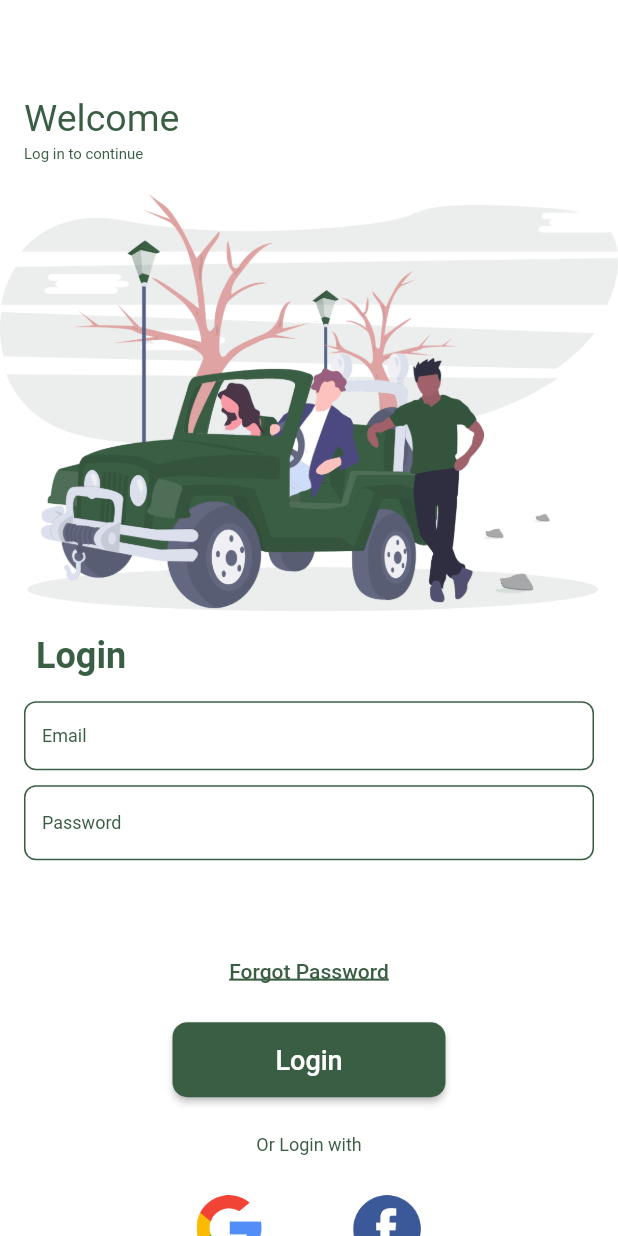
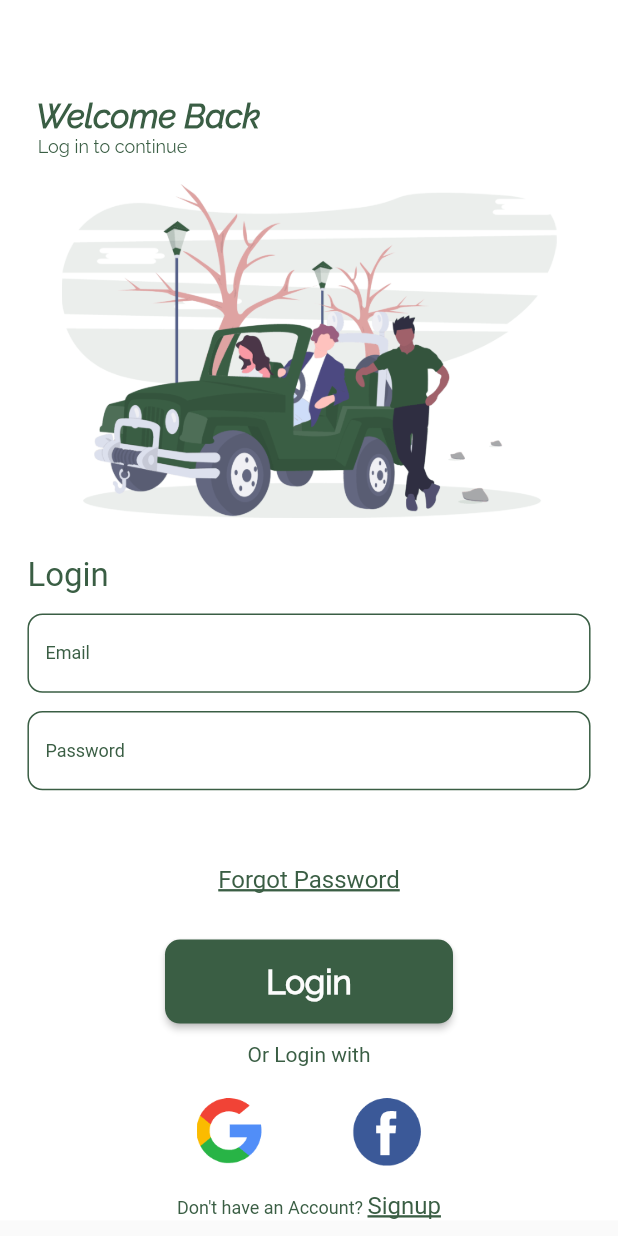
Before and after one commit to mahidul-islam/travel, a Flutter app: the screen it shows after launch, on a phone screen of 412 x 824 dp. Run offline on Flutter 3.47's test engine with Material 2 defaults, Android fonts, the phone set to English and light mode, and no system bars; our stand-ins replace firebase_core; missing offline and left inert: dart:ffi; accounts and stored records are empty.

Commit message:
login done

```diff
--- a/lib/ui/login_sceen/login_screen.dart
+++ b/lib/ui/login_sceen/login_screen.dart
@@ -27,47 +27,61 @@ class _LoginScreenState extends State<LoginScreen> {
       // ),
       body: SingleChildScrollView(
         child: Container(
-          margin: EdgeInsets.only(bottom: 24),
+          //  margin: EdgeInsets.only(bottom: 24),
           color: Colors.white,
           child: Column(
             crossAxisAlignment: CrossAxisAlignment.start,
             children: [
               Container(
-                padding: EdgeInsets.only(top: 64, left: 16),
+                padding: EdgeInsets.only(top: 64, left: 24),
                 child: Text(
-                  "Welcome",
-                  style: TextStyle(fontSize: 25, color: Color(0xff3a5e44)),
+                  "Welcome Back",
+                  style: TextStyle(
+                    fontFamily: 'Raleway',
+                    color: Color(0xff3a5e44),
+                    fontSize: 22,
+                    fontWeight: FontWeight.w600,
+                    fontStyle: FontStyle.italic,
+                  ),
                 ),
               ),
               Container(
-                padding: EdgeInsets.only(top: 4, left: 16),
+                padding: EdgeInsets.only(top: 0.7, left: 25.2),
                 child: Text(
                   "Log in to continue",
-                  style: TextStyle(fontSize: 10, color: Color(0xff3a5e44)),
+                  style: TextStyle(
+                      fontFamily: 'Raleway',
+                      color: Color(0xff3a5e44),
+                      fontSize: 12,
+                      fontWeight: FontWeight.w400,
+                      fontStyle: FontStyle.normal),
                 ),
               ),
               Container(
                 alignment: Alignment.center,
-                margin: EdgeInsets.only(top: 20),
+                margin: EdgeInsets.only(top: 17.7, left: 41, right: 41),
                 child: Image(
                   image: AssetImage("assets/car.png"),
                 ),
               ),
               Container(
-                margin: EdgeInsets.only(top: 16, right: 16, left: 24),
+                margin: EdgeInsets.only(top: 25.4, left: 18.3),
                 child: Text(
                   "Login",
                   style: TextStyle(
+                    fontFamily: 'Roboto',
                     color: Color(0xff3a5e44),
-                      fontSize: 24,
-                      fontWeight: FontWeight.bold),
+                    fontSize: 22,
+                    fontWeight: FontWeight.w500,
+                    fontStyle: FontStyle.normal,
+                  ),
                 ),
               ),
               Form(
                 key: _formKey,
                 child: Container(
-                  height: 62,
-                  padding: EdgeInsets.only(top: 16, left: 16, right: 16),
+                  height: 65,
+                  padding: EdgeInsets.only(top: 12.1, left: 18.3, right: 18.3),
                   child: TextFormField(
                     validator: (value) {
                       return null;
@@ -80,24 +94,30 @@ class _LoginScreenState extends State<LoginScreen> {
                       // ),
                       border: InputBorder.none,
                       enabledBorder: OutlineInputBorder(
-                          borderRadius: BorderRadius.all(Radius.circular(8.0)),
+                        borderRadius: BorderRadius.all(Radius.circular(10.0)),
                         borderSide: BorderSide(color: Color(0xff3a5e44)),
                       ),
                       focusedBorder: OutlineInputBorder(
-                          borderRadius: BorderRadius.all(Radius.circular(8.0)),
+                        borderRadius: BorderRadius.all(Radius.circular(10.0)),
                         borderSide: BorderSide(color: Color(0xff3a5e44)),
                       ),
 
                       // border: OutlineInputBorder(),
                       labelText: "Email",
-                        labelStyle:
-                            TextStyle(color: Color(0xff3a5e44), fontSize: 12)),
+                      labelStyle: TextStyle(
+                        fontFamily: 'Roboto',
+                        color: Color(0xff3a5e44),
+                        fontSize: 12,
+                        fontWeight: FontWeight.w400,
+                        fontStyle: FontStyle.normal,
+                      ),
+                    ),
                   ),
                 ),
               ),
               Container(
-                height: 60,
-                padding: EdgeInsets.only(top: 10, left: 16, right: 16),
+                height: 65,
+                padding: EdgeInsets.only(top: 12.1, left: 18.3, right: 18.3),
                 child: TextFormField(
                   controller: _passController,
                   validator: (value) {
@@ -110,22 +130,28 @@ class _LoginScreenState extends State<LoginScreen> {
                     // ),
                     border: InputBorder.none,
                     enabledBorder: OutlineInputBorder(
-                        borderRadius: BorderRadius.all(Radius.circular(8.0)),
+                      borderRadius: BorderRadius.all(Radius.circular(10.0)),
                       borderSide: BorderSide(color: Color(0xff3a5e44)),
                     ),
                     focusedBorder: OutlineInputBorder(
-                        borderRadius: BorderRadius.all(Radius.circular(8.0)),
+                      borderRadius: BorderRadius.all(Radius.circular(10.0)),
                       borderSide: BorderSide(color: Color(0xff3a5e44)),
                     ),
                     // border: OutlineInputBorder(),
                     labelText: "Password",
-                      labelStyle:
-                          TextStyle(color: Color(0xff3a5e44), fontSize: 12)),
+                    labelStyle: TextStyle(
+                      fontFamily: 'Roboto',
+                      color: Color(0xff3a5e44),
+                      fontSize: 12,
+                      fontWeight: FontWeight.w400,
+                      fontStyle: FontStyle.normal,
+                    ),
+                  ),
                 ),
               ),
               Container(
                 alignment: Alignment.center,
-                margin: EdgeInsets.only(top: 50),
+                margin: EdgeInsets.only(top: 35.9),
                 child: MaterialButton(
                   onPressed: () {
                     Navigator.push(
@@ -137,16 +163,19 @@ class _LoginScreenState extends State<LoginScreen> {
                   child: Text(
                     "Forgot Password",
                     style: TextStyle(
+                        fontFamily: 'Roboto',
                         color: Color(0xff3a5e44),
+                        fontSize: 16,
+                        fontWeight: FontWeight.w500,
+                        fontStyle: FontStyle.normal,
                         decoration: TextDecoration.underline,
                         decorationThickness: 2),
                   ),
                 ),
               ),
               Container(
-                // height: 56,
                 alignment: Alignment.center,
-                margin: EdgeInsets.only(top: 10),
+                margin: EdgeInsets.only(top: 15.6),
                 child: MaterialButton(
                   color: Color(0xff3a5e44),
                   onPressed: () {
@@ -169,26 +198,41 @@ class _LoginScreenState extends State<LoginScreen> {
                   shape: RoundedRectangleBorder(
                       borderRadius: BorderRadius.circular(10)),
                   child: Container(
-                      height: 35,
-                      width: 150,
-                      margin: EdgeInsets.only(top: 15),
-                      child: Text("Login",
-                          style: TextStyle(color: Colors.white, fontSize: 18),
-                          textAlign: TextAlign.center)),
+                    alignment: Alignment.center,
+                    height: 40,
+                    width: 160,
+                    margin: EdgeInsets.only(top: 8, bottom: 8),
+                    child: Text(
+                      "Login",
+                      style: TextStyle(
+                        fontFamily: 'Raleway',
+                        color: Color(0xfffcfcfc),
+                        fontSize: 22,
+                        fontWeight: FontWeight.w600,
+                        fontStyle: FontStyle.normal,
+                      ),
+                    ),
+                  ),
                 ),
               ),
               Container(
                 alignment: Alignment.center,
-                margin: (EdgeInsets.only(top: 25)),
+                margin: (EdgeInsets.only(top: 12.4)),
                 child: Text(
                   "Or Login with",
-                  style: TextStyle(color: Color(0xff3a5e44), fontSize: 12),
+                  style: TextStyle(
+                    fontFamily: 'Roboto',
+                    color: Color(0xff3a5e44),
+                    fontSize: 14,
+                    fontWeight: FontWeight.w400,
+                    fontStyle: FontStyle.normal,
+                  ),
                 ),
               ),
               Container(
                 child: Container(
                     alignment: Alignment.center,
-                    margin: EdgeInsets.only(top: 24),
+                    margin: EdgeInsets.only(top: 19),
                     child: Image(
                       image: AssetImage("assets/logo.png"),
                       height: 50,
@@ -196,22 +240,30 @@ class _LoginScreenState extends State<LoginScreen> {
                     )),
               ),
               Container(
-                margin: EdgeInsets.only(top: 16),
+                margin: EdgeInsets.only(top: 14.9),
                 child: Center(
                   child: RichText(
                     text: TextSpan(
                         text: "Don't have an Account? ",
                         style: TextStyle(
-                          color: Colors.grey,
+                          fontFamily: 'Roboto',
+                          color: Color(0xff3a5e44),
+                          fontSize: 12,
+                          fontWeight: FontWeight.w400,
+                          fontStyle: FontStyle.normal,
                         ),
                         children: [
                           TextSpan(
                               text: "Signup",
                               style: TextStyle(
+                                fontFamily: 'Roboto',
                                 color: Color(0xff3a5e44),
+                                fontSize: 16,
+                                fontWeight: FontWeight.w500,
+                                fontStyle: FontStyle.normal,
                                 decoration: TextDecoration.underline,
                                 decorationThickness: 2,
-                                  fontWeight: FontWeight.bold),
+                              ),
                               recognizer: TapGestureRecognizer()
                                 ..onTap = () {
                                   Navigator.push(
@@ -224,37 +276,6 @@ class _LoginScreenState extends State<LoginScreen> {
                   ),
                 ),
               ),
-              // Row(
-              //   mainAxisAlignment: MainAxisAlignment.center,
-              //   children: [
-              //     Container(
-              //      // margin: EdgeInsets.only(top: 16),
-              //       child: MaterialButton(
-              //         onPressed: () {},
-              //         textColor: Colors.grey,
-              //         child: Text(
-              //           "Don't have account?",
-              //           style: TextStyle(),
-              //         ),
-              //       ),
-              //     ),
-              //     Container(
-              //       child: MaterialButton(
-              //         onPressed: () {
-              //           Navigator.push(
-              //             context,
-              //             MaterialPageRoute(builder: (context) => SignUp()),
-              //           );
-              //         },
-              //         textColor: MyColors.primaryColor,
-              //         child: Text(
-              //           "Sign up",
-              //           style: TextStyle(),
-              //         ),
-              //       ),
-              //     ),
-              //   ],
-              // ),
             ],
           ),
         ),
```
Also changed, not shown: pubspec.yaml (+16 -12 lines), fonts/Raleway-Italic.ttf (added), fonts/Raleway-LightItalic.ttf (added), fonts/Raleway-Regular.ttf (added), fonts/Roboto-Bold.ttf (added), fonts/Roboto-Italic.ttf (added), fonts/Roboto-Regular.ttf (added). Lines whose indentation alone changed are shown as unchanged.
